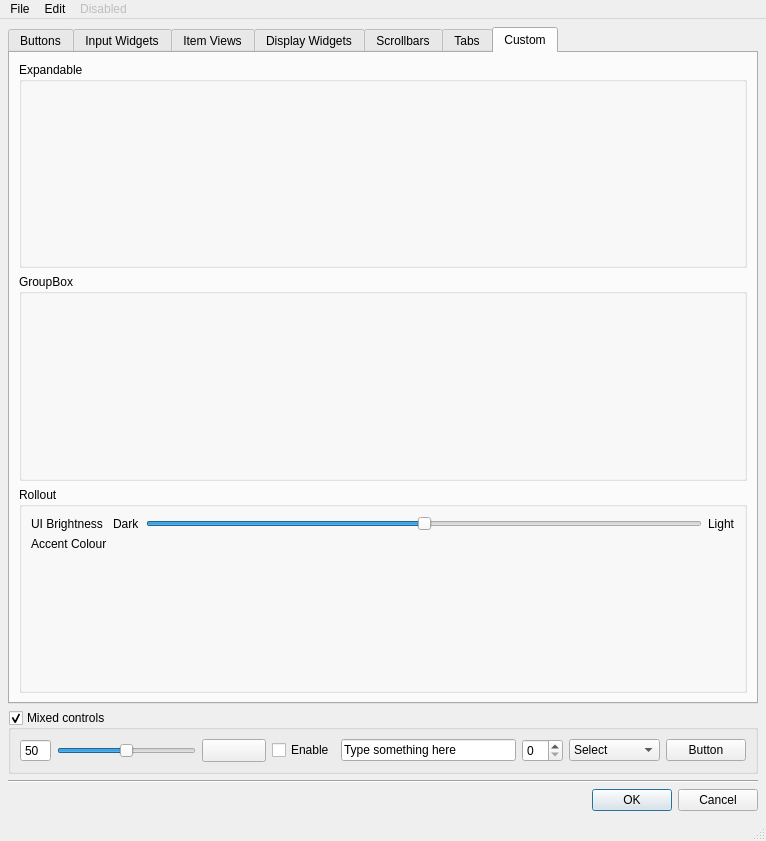
Above: style_ui.ui from mjbonnington/uistyle before the change. Below: the same form after it.
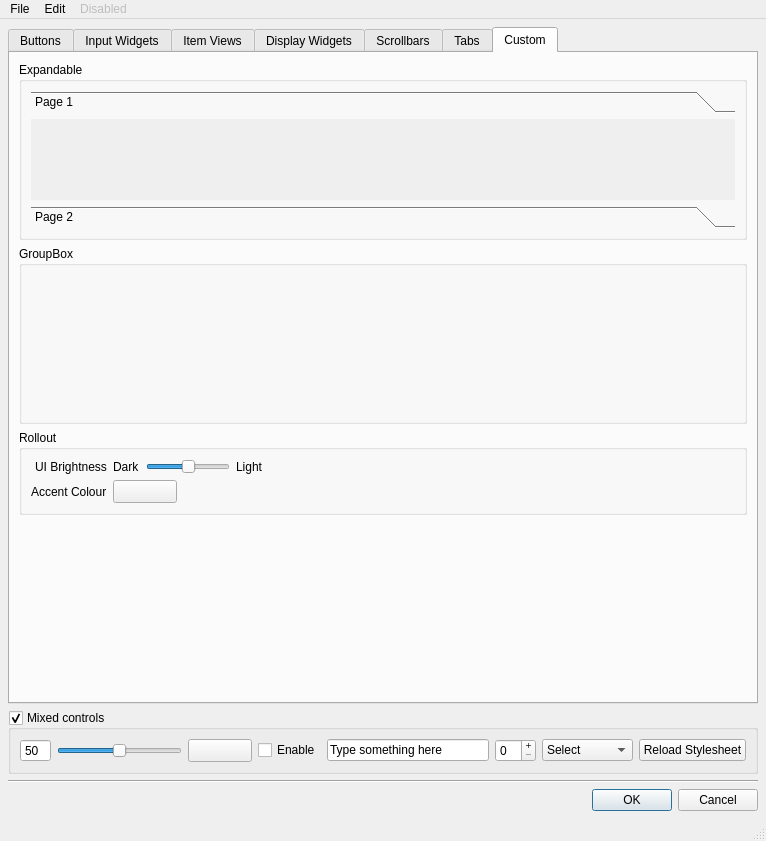
That is the form after the change. The open tabs and pages were chosen to show the change.

Diff of the .ui file:
```diff
--- a/style_ui.ui
+++ b/style_ui.ui
@@ -2334,6 +2334,41 @@
           <property name="expandable" stdset="0">
            <bool>true</bool>
           </property>
+          <layout class="QVBoxLayout" name="verticalLayout_23">
+           <item>
+            <widget class="QToolBox" name="toolBox">
+             <property name="currentIndex">
+              <number>0</number>
+             </property>
+             <widget class="QWidget" name="page">
+              <property name="geometry">
+               <rect>
+                <x>0</x>
+                <y>0</y>
+                <width>706</width>
+                <height>92</height>
+               </rect>
+              </property>
+              <attribute name="label">
+               <string>Page 1</string>
+              </attribute>
+             </widget>
+             <widget class="QWidget" name="page_2">
+              <property name="geometry">
+               <rect>
+                <x>0</x>
+                <y>0</y>
+                <width>98</width>
+                <height>28</height>
+               </rect>
+              </property>
+              <attribute name="label">
+               <string>Page 2</string>
+              </attribute>
+             </widget>
+            </widget>
+           </item>
+          </layout>
          </widget>
         </item>
         <item>
@@ -2344,6 +2379,14 @@
           <property name="expandable" stdset="0">
            <bool>true</bool>
           </property>
+          <layout class="QVBoxLayout" name="verticalLayout_24">
+           <item>
+            <widget class="QStackedWidget" name="stackedWidget">
+             <widget class="QWidget" name="page_3"/>
+             <widget class="QWidget" name="page_4"/>
+            </widget>
+           </item>
+          </layout>
          </widget>
         </item>
         <item>
@@ -2355,6 +2398,12 @@
            <bool>true</bool>
           </property>
           <layout class="QFormLayout" name="formLayout">
+           <property name="fieldGrowthPolicy">
+            <enum>QFormLayout::FieldsStayAtSizeHint</enum>
+           </property>
+           <property name="labelAlignment">
+            <set>Qt::AlignRight|Qt::AlignTrailing|Qt::AlignVCenter</set>
+           </property>
            <item row="0" column="0">
             <widget class="QLabel" name="label_17">
              <property name="text">
@@ -2409,9 +2458,32 @@
              </property>
             </widget>
            </item>
+           <item row="1" column="1">
+            <widget class="QToolButton" name="colorChooser_button_2">
+             <property name="minimumSize">
+              <size>
+               <width>64</width>
+               <height>0</height>
+              </size>
+             </property>
+            </widget>
+           </item>
           </layout>
          </widget>
         </item>
+        <item>
+         <spacer name="verticalSpacer">
+          <property name="orientation">
+           <enum>Qt::Vertical</enum>
+          </property>
+          <property name="sizeHint" stdset="0">
+           <size>
+            <width>20</width>
+            <height>40</height>
+           </size>
+          </property>
+         </spacer>
+        </item>
        </layout>
       </widget>
      </widget>
@@ -2492,7 +2564,11 @@
         </widget>
        </item>
        <item>
-        <widget class="QSpinBox" name="spinBox_2"/>
+        <widget class="QSpinBox" name="spinBox_2">
+         <property name="buttonSymbols">
+          <enum>QAbstractSpinBox::PlusMinus</enum>
+         </property>
+        </widget>
        </item>
        <item>
         <widget class="QComboBox" name="comboBox_3">
@@ -2536,7 +2612,7 @@
        <item>
         <widget class="QPushButton" name="pushButton_7">
          <property name="text">
-          <string>Button</string>
+          <string>Reload Stylesheet</string>
          </property>
         </widget>
        </item>
```
Left out of the diff: 130 changed lines with no effect on the pictures.
